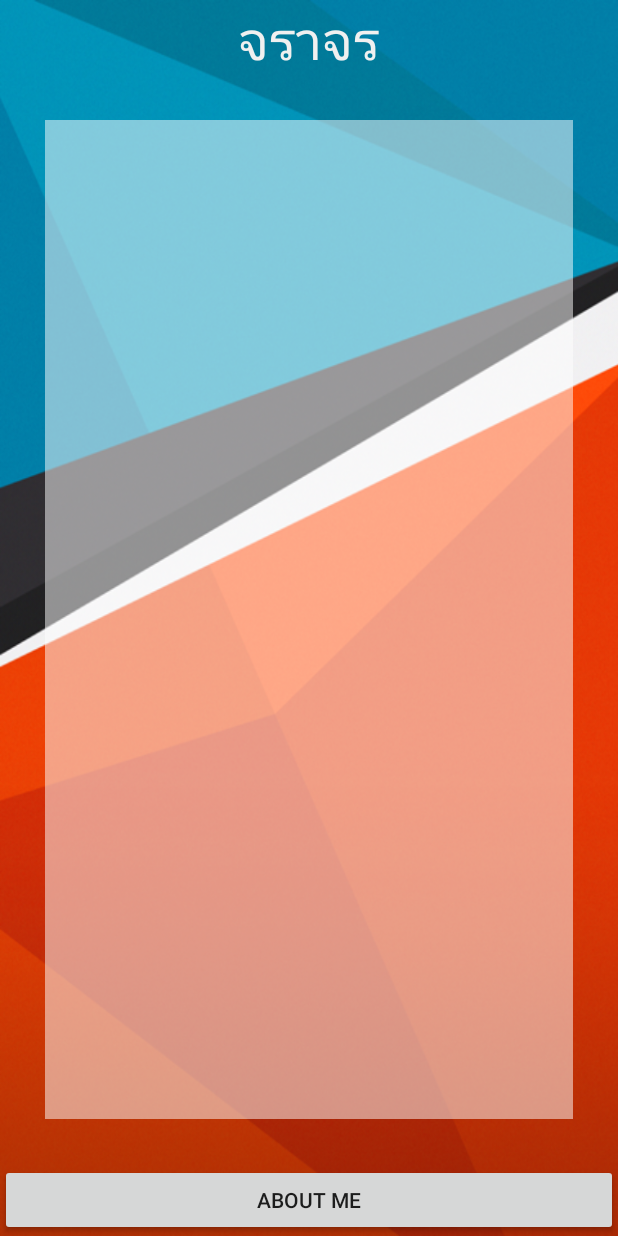
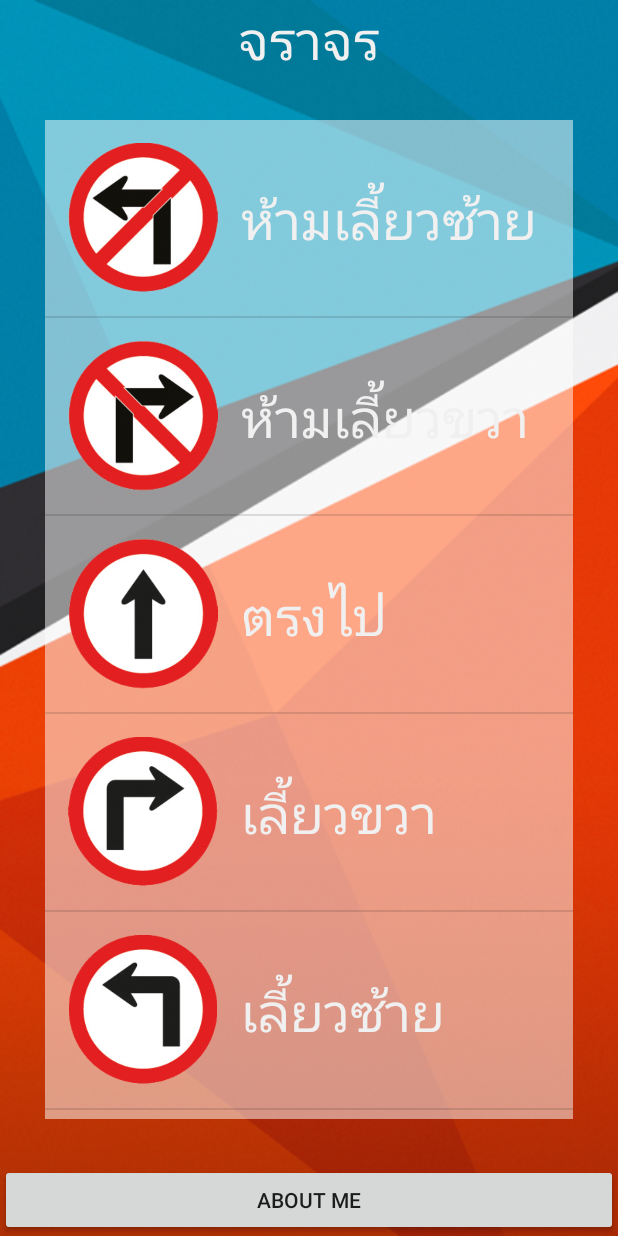
Before and after one commit to puwadonsrit/BU_Traffic, an Android app: the screen it shows after launch (MainActivity), on a phone screen of 412 x 824 dp. Run offline under Robolectric (Android 15) with nearby library versions, the phone set to English and light mode, and no system bars.

Commit message:
ListView Finish

```diff
--- a/app/src/main/AndroidManifest.xml
+++ b/app/src/main/AndroidManifest.xml
@@ -15,6 +15,7 @@
                 <category android:name="android.intent.category.LAUNCHER" />
             </intent-filter>
         </activity>
+        <activity android:name=".DetailActivity"></activity>
     </application>
 
 </manifest>
--- a/app/src/main/java/srit/puwadon/butraffic/MainActivity.java
+++ b/app/src/main/java/srit/puwadon/butraffic/MainActivity.java
@@ -27,8 +27,48 @@ public class MainActivity extends AppCompatActivity {
         //Button Controller
         buttonController();
 
+        //Create LisView
+        createListview();
+
 
     } //Main method
+
+    private void createListview() {
+        //Setup Array
+        String[] strTitle = new String[20];
+        strTitle[0] = "ห้ามเลี้ยวซ้าย";
+        strTitle[1] = "ห้ามเลี้ยวขวา";
+        strTitle[2] = "ตรงไป";
+        strTitle[3] = "เลี้ยวขวา";
+        strTitle[4] = "เลี้ยวซ้าย";
+        strTitle[5] = "ทางออก";
+        strTitle[6] = "ทางเข้า";
+        strTitle[7] = "ทางออก";
+        strTitle[8] = "หยุด";
+        strTitle[9] = "จำกัดความสูง";
+        strTitle[10] = "ทางแยก";
+        strTitle[11] = "ห้ามกลับรถ";
+        strTitle[12] = "ห้ามจอด";
+        strTitle[13] = "รถสวน";
+        strTitle[14] = "ห้ามแซง";
+        strTitle[15] = "ทางเข้า";
+        strTitle[16] = "หยุดตรวจ";
+        strTitle[17] = "จำกัดความเร็ว";
+        strTitle[18] = "จำกัดความกว้าง";
+        strTitle[19] = "จำกัดความสูง";
+
+        int[] intIcon = {R.drawable.traffic_01,R.drawable.traffic_02,
+                R.drawable.traffic_03,R.drawable.traffic_04,R.drawable.traffic_05,
+                R.drawable.traffic_06,R.drawable.traffic_07,R.drawable.traffic_08,
+                R.drawable.traffic_09,R.drawable.traffic_10,R.drawable.traffic_11,
+                R.drawable.traffic_12,R.drawable.traffic_13,R.drawable.traffic_14,
+                R.drawable.traffic_15,R.drawable.traffic_16,R.drawable.traffic_17,
+                R.drawable.traffic_18,R.drawable.traffic_19,R.drawable.traffic_20};
+        MyAdapter objMyAdapter = new MyAdapter(MainActivity.this, strTitle, intIcon);
+        trafficListView.setAdapter(objMyAdapter);
+
+
+    }// Create ListView
 
     private void buttonController() {
         aboutMeButton.setOnClickListener(new View.OnClickListener() {
--- a/app/src/main/java/srit/puwadon/butraffic/MyAdapter.java
+++ b/app/src/main/java/srit/puwadon/butraffic/MyAdapter.java
@@ -1,9 +1,15 @@
 package srit.puwadon.butraffic;
 
 import android.content.Context;
+import android.text.Layout;
+import android.view.LayoutInflater;
 import android.view.View;
 import android.view.ViewGroup;
 import android.widget.BaseAdapter;
+import android.widget.ImageView;
+import android.widget.TextView;
+
+import org.w3c.dom.Text;
 
 /**
  * Created by student on 11/14/2015.
@@ -23,7 +29,7 @@ public class MyAdapter extends BaseAdapter{
 
     @Override
     public int getCount() {
-        return 0;
+        return titleStrings.length;
     }
 
     @Override
@@ -38,6 +44,16 @@ public class MyAdapter extends BaseAdapter{
 
     @Override
     public View getView(int position, View convertView, ViewGroup parent) {
-        return null;
+        LayoutInflater objLayoutInflater = (LayoutInflater) objContext.getSystemService(Context.LAYOUT_INFLATER_SERVICE);
+        View objView1 = objLayoutInflater.inflate(R.layout.my_listview, parent, false);
+
+        //Setup title
+        TextView titleTextView = (TextView) objView1.findViewById(R.id.textView2);
+        titleTextView.setText(titleStrings[position]);
+
+        //Setup Icon
+        ImageView iconImageView = (ImageView) objView1.findViewById(R.id.imageView);
+        iconImageView.setImageResource(iconInts[position]);
+        return objView1;
     }
 } // Main Class
```
Also changed, not shown: app/src/main/java/srit/puwadon/butraffic/DetailActivity.java (added, +13 -0 lines), app/src/main/res/layout/activity_detail.xml (added, +20 -0 lines).
